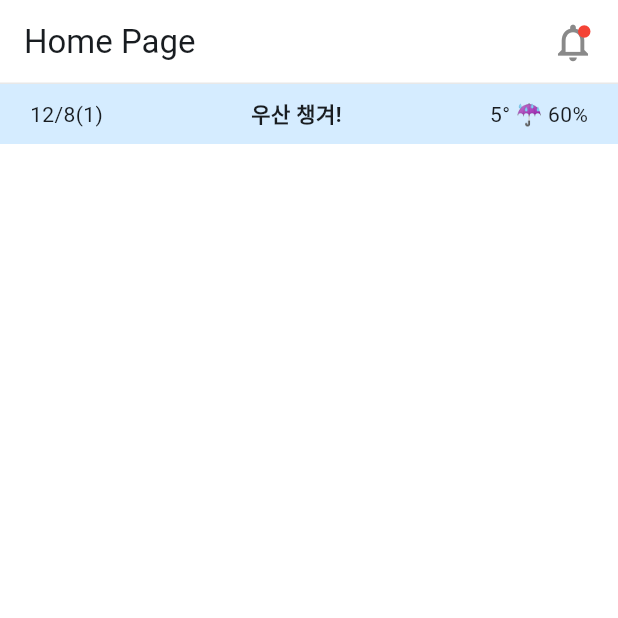
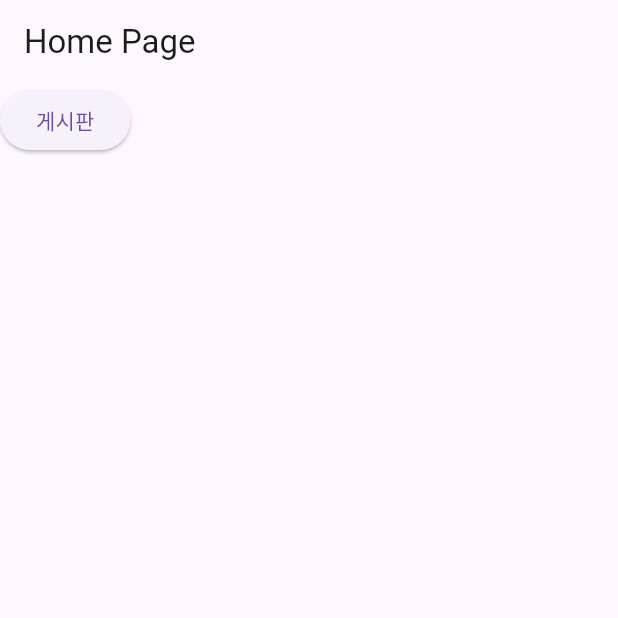
Before and after one commit to jaesol0105/damta, a Flutter app: the HomePage screen opened by its route, on a phone screen of 412 x 824 dp, the top half of it. Run offline on Flutter 3.47's test engine with Material 3 defaults, Android fonts, the phone set to English and light mode, and no system bars; our stand-ins replace flutter_hooks, flutter_riverpod, freezed_annotation, go_router, hooks_riverpod.

Commit message:
Revert "design: 날씨 정보 제공 UI 구현"
This reverts commit 8c66a02611edd86a8359805756ed80afe8dec975.

```diff
--- a/lib/core/app_theme.dart
+++ /dev/null
@@ -1,34 +0,0 @@
-import 'package:flutter/material.dart';
-
-// 앱에서 사용할 색 정의
-final Color grey = Color(0xFFE8E8E8);
-final Color darkgrey = Color(0xFF898989);
-final Color blue = Color(0xFFD5ECFF);
-
-// 라이트 모드 테마 지정
-final lightTheme = ThemeData(
-  colorScheme: ColorScheme.fromSeed(
-    brightness: Brightness.light,
-    seedColor: blue,
-  ),
-  appBarTheme: AppBarTheme(
-    backgroundColor: Colors.white,
-    shape: Border(bottom: BorderSide(color: grey)),
-    scrolledUnderElevation: 0,
-  ),
-  scaffoldBackgroundColor: Colors.white,
-);
-
-// 다크 모드 테마 지정
-final darkTheme = ThemeData(
-  colorScheme: ColorScheme.fromSeed(
-    brightness: Brightness.light,
-    seedColor: blue,
-  ),
-  appBarTheme: AppBarTheme(
-    backgroundColor: Colors.black,
-    shape: Border(bottom: BorderSide(color: grey)),
-    scrolledUnderElevation: 0,
-  ),
-  scaffoldBackgroundColor: Colors.black,
-);
--- a/lib/core/config/routes.dart
+++ b/lib/core/config/routes.dart
@@ -1,13 +1,11 @@
 import 'package:damta/presentation/view/pages/home/home_page.dart';
-import 'package:damta/presentation/view/pages/notification/notification_page.dart';
 import 'package:damta/presentation/view/pages/post/post_page.dart';
 import 'package:damta/presentation/view/pages/post_detail/post_detail_page.dart';
-import 'package:damta/presentation/view/pages/time_table/time_table_page.dart';
 import 'package:go_router/go_router.dart';
 
 final GoRouter router = GoRouter(
   routes: [
-    GoRoute(path: "/", builder: (context, state) => TimeTablePage()),
+    GoRoute(path: "/", builder: (context, state) => HomePage()),
     GoRoute(
       path: "/post",
       builder: (context, state) => PostPage(),
@@ -23,10 +21,7 @@ final GoRouter router = GoRouter(
     ),
     GoRoute(path: "/splash", builder: (context, state) => HomePage()),
     GoRoute(path: "/school", builder: (context, state) => HomePage()),
-    GoRoute(
-      path: "/notification",
-      builder: (context, state) => NotificationPage(),
-    ),
+    GoRoute(path: "/notification", builder: (context, state) => HomePage()),
     GoRoute(path: "/write", builder: (context, state) => HomePage()),
     GoRoute(path: "/table", builder: (context, state) => HomePage()),
     GoRoute(path: "/lunch", builder: (context, state) => HomePage()),
--- a/lib/main.dart
+++ b/lib/main.dart
@@ -1,4 +1,3 @@
-import 'package:damta/core/app_theme.dart';
 import 'package:damta/core/config/routes.dart';
 import 'package:flutter/material.dart';
 import 'package:flutter_riverpod/flutter_riverpod.dart';
@@ -14,9 +13,6 @@ class MyApp extends StatelessWidget {
     return MaterialApp.router(
       routerConfig: router,
       debugShowCheckedModeBanner: false,
-      themeMode: ThemeMode.system,
-      theme: lightTheme,
-      darkTheme: darkTheme,
     );
   }
 }
--- a/lib/presentation/view/pages/home/home_page.dart
+++ b/lib/presentation/view/pages/home/home_page.dart
@@ -1,13 +1,17 @@
-import 'package:damta/presentation/view/pages/home/widgets/noti_button.dart';
-import 'package:damta/presentation/view/pages/home/widgets/weather_bar.dart';
 import 'package:flutter/material.dart';
+import 'package:go_router/go_router.dart';
 
 class HomePage extends StatelessWidget {
   @override
   Widget build(BuildContext context) {
     return Scaffold(
-      appBar: AppBar(title: Text("Home Page"), actions: [NotiButton()]),
-      body: WeatherBar(),
+      appBar: AppBar(title: Text("Home Page")),
+      body: ElevatedButton(
+        onPressed: () {
+          context.push("/post");
+        },
+        child: Text("게시판"),
+      ),
     );
   }
 }
--- a/lib/presentation/view/pages/home/widgets/weather_bar.dart
+++ /dev/null
@@ -1,56 +0,0 @@
-import 'package:damta/core/app_theme.dart';
-import 'package:flutter/material.dart';
-
-// Entity 로 빼기
-class WeatherEntity {
-  WeatherEntity({
-    required this.time,
-    required this.temperature,
-    required this.rainPrecipitation,
-    required this.isUmbrella,
-  });
-
-  final DateTime time; // 날짜
-  final num temperature; // 온도
-  final int rainPrecipitation; // 강수 확률
-  final bool isUmbrella; // 우산 챙겨
-}
-
-class WeatherBar extends StatelessWidget {
-  WeatherBar({super.key});
-
-  // TODO : 더미데이터 지우기
-  final time = DateTime.now();
-  final temperature = 5;
-  final rainPrecipitation = 60;
-  final isUmbrella = true;
-
-  @override
-  Widget build(BuildContext context) {
-    return Container(
-      padding: EdgeInsets.symmetric(horizontal: 20),
-      height: 40,
-      width: double.infinity,
-      color: blue,
-      child: Row(
-        mainAxisAlignment: MainAxisAlignment.spaceBetween,
-        children: [
-          Text(
-            "${time.month}/${time.day}(${time.weekday})",
-            style: TextStyle(fontSize: 14),
-          ),
-          isUmbrella
-              ? Text(
-                  "우산 챙겨!",
-                  style: TextStyle(fontSize: 14, fontWeight: FontWeight.bold),
-                )
-              : SizedBox.shrink(),
-          Text(
-            "$temperature° ☔️ $rainPrecipitation%",
-            style: TextStyle(fontSize: 14),
-          ),
-        ],
-      ),
-    );
-  }
-}
--- a/pubspec.yaml
+++ b/pubspec.yaml
@@ -48,7 +48,6 @@ dependencies:
   dio: ^5.9.0
   intl: ^0.20.2
   flutter_chat_reactions: ^0.2.7
-  timetable_view: ^0.3.0
 
 dev_dependencies:
   flutter_test:
```
Also changed, not shown: pubspec.lock, 2 other files.
